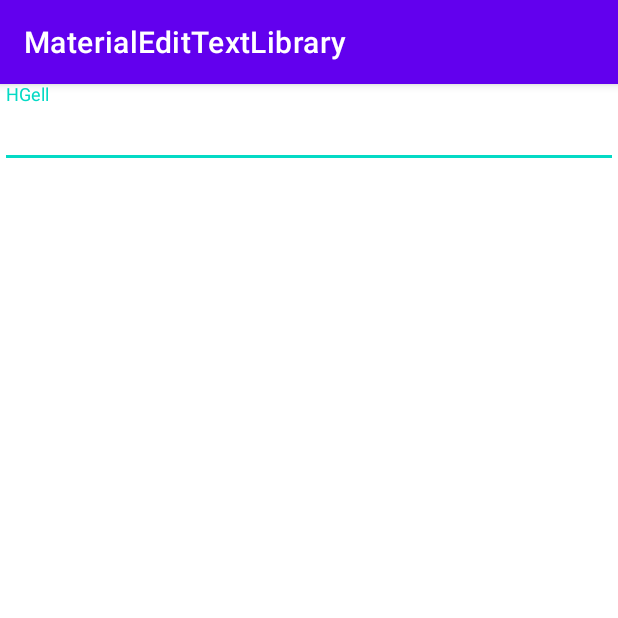
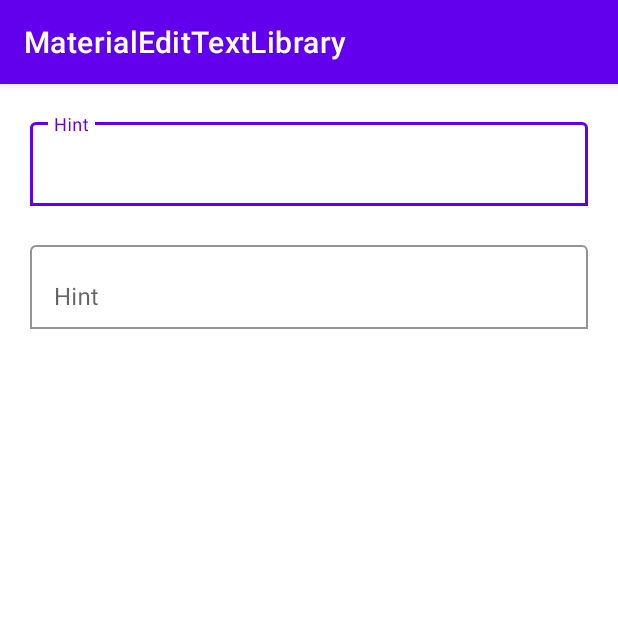
Before and after one commit to utsavdotpro/MaterialEditTextLibrary, an Android app: the screen it shows after launch (MainActivity), on a phone screen of 412 x 824 dp, the top half of it. Run offline under Robolectric (Android 15) with nearby library versions, the phone set to English and light mode, and no system bars.

Commit message:
use custom layout for MaterialEditText, use it in sample app

```diff
--- a/MaterialEditText/src/main/java/com/isolpro/library/materialedittext/MaterialEditText.java
+++ b/MaterialEditText/src/main/java/com/isolpro/library/materialedittext/MaterialEditText.java
@@ -2,6 +2,9 @@ package com.isolpro.library.materialedittext;
 
 import android.content.Context;
 import android.util.AttributeSet;
+import android.view.LayoutInflater;
+import android.view.View;
+import android.widget.RelativeLayout;
 
 import androidx.annotation.NonNull;
 import androidx.annotation.Nullable;
@@ -9,9 +12,12 @@ import androidx.annotation.Nullable;
 import com.google.android.material.textfield.TextInputEditText;
 import com.google.android.material.textfield.TextInputLayout;
 
-public class MaterialEditText extends TextInputLayout {
+public class MaterialEditText extends RelativeLayout {
 
   private final Context context;
+
+  private View mv;
+  private TextInputLayout textInputLayout;
   private TextInputEditText textInputEditText;
 
   public MaterialEditText(@NonNull Context context) {
@@ -32,12 +38,14 @@ public class MaterialEditText extends TextInputLayout {
   }
 
   private void instantiate() {
-    textInputEditText = new TextInputEditText(context);
+    mv = LayoutInflater.from(context).inflate(R.layout.material_edit_text, null);
+
+    textInputLayout = mv.findViewById(R.id.til);
+    textInputEditText = mv.findViewById(R.id.tiet);
   }
 
   private void initialize() {
-    addView(textInputEditText);
+    addView(mv);
+  }
 
-//    setBoxBackgroundMode(BOX_BACKGROUND_OUTLINE);
-  }
 }
--- /dev/null
+++ b/MaterialEditText/src/main/res/layout/material_edit_text.xml
@@ -0,0 +1,24 @@
+<?xml version="1.0" encoding="utf-8"?>
+<RelativeLayout xmlns:android="http://schemas.android.com/apk/res/android"
+  xmlns:app="http://schemas.android.com/apk/res-auto"
+  android:layout_width="match_parent"
+  android:layout_height="wrap_content">
+
+  <com.google.android.material.textfield.TextInputLayout
+    android:id="@+id/til"
+    android:layout_width="match_parent"
+    android:layout_height="wrap_content"
+    android:hint="Hint"
+    app:boxBackgroundColor="@android:color/white"
+    app:boxBackgroundMode="outline"
+    app:errorEnabled="true">
+
+    <com.google.android.material.textfield.TextInputEditText
+      android:id="@+id/tiet"
+      android:layout_width="match_parent"
+      android:layout_height="wrap_content"
+      android:inputType="text" />
+
+  </com.google.android.material.textfield.TextInputLayout>
+
+</RelativeLayout>
--- a/app/src/main/res/layout/activity_main.xml
+++ b/app/src/main/res/layout/activity_main.xml
@@ -1,13 +1,18 @@
 <?xml version="1.0" encoding="utf-8"?>
-<RelativeLayout xmlns:android="http://schemas.android.com/apk/res/android"
+<LinearLayout xmlns:android="http://schemas.android.com/apk/res/android"
   xmlns:tools="http://schemas.android.com/tools"
   android:layout_width="match_parent"
   android:layout_height="match_parent"
+  android:orientation="vertical"
+  android:padding="20dp"
   tools:context=".MainActivity">
 
   <com.isolpro.library.materialedittext.MaterialEditText
     android:layout_width="match_parent"
-    android:layout_height="wrap_content"
-    android:hint="HGell"/>
+    android:layout_height="wrap_content" />
 
-</RelativeLayout>
+  <com.isolpro.library.materialedittext.MaterialEditText
+    android:layout_width="match_parent"
+    android:layout_height="wrap_content" />
+
+</LinearLayout>
```
